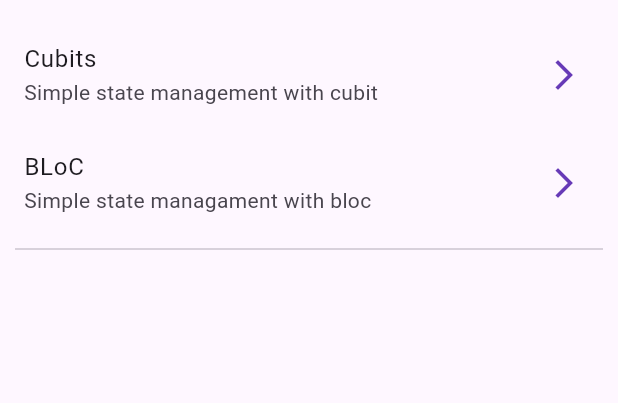
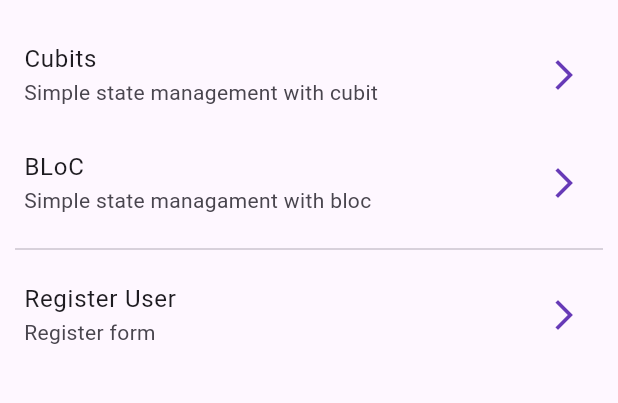
Before and after one commit to ProgramadorIV/forms_app, a Flutter app: the screen it shows after launch, on a phone screen of 412 x 824 dp, the part 63-466 px from its top. Run offline on Flutter 3.47's test engine with Material 2 defaults, Android fonts, the phone set to English and light mode, and no system bars; our stand-ins replace equatable, flutter_bloc, go_router.

Commit message:
new route

```diff
--- a/lib/config/router/app_router.dart
+++ b/lib/config/router/app_router.dart
@@ -1,3 +1,4 @@
+import 'package:forms_app/presentation/screens/register_screen.dart';
 import 'package:forms_app/presentation/screens/screens.dart';
 import 'package:go_router/go_router.dart';
 
@@ -15,5 +16,9 @@ final appRouter = GoRouter(
       path: '/counter_bloc',
       builder: (context, state) => const BlocCounterScreen(),
     ),
+    GoRoute(
+      path: '/register',
+      builder: (context, state) => const RegisterScreen(),
+    ),
   ],
 );
--- a/lib/presentation/screens/home_screen.dart
+++ b/lib/presentation/screens/home_screen.dart
@@ -28,6 +28,12 @@ class HomeScreen extends StatelessWidget {
             padding: EdgeInsets.symmetric(horizontal: 10),
             child: Divider(),
           ),
+          ListTile(
+            title: const Text('Register User'),
+            subtitle: const Text('Register form'),
+            trailing: const Icon(Icons.arrow_forward_ios),
+            onTap: () => context.push('/register'),
+          ),
         ],
       ),
     );
```
